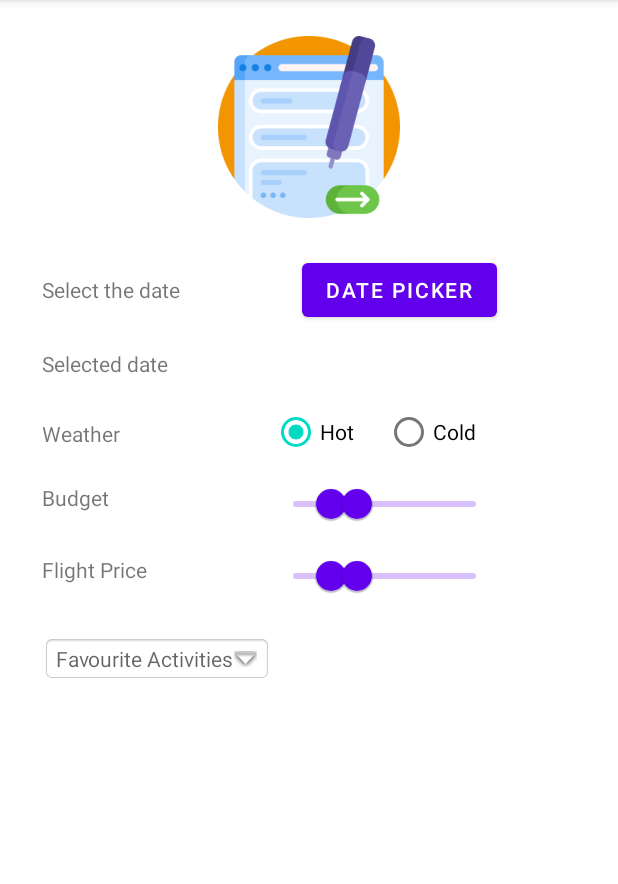
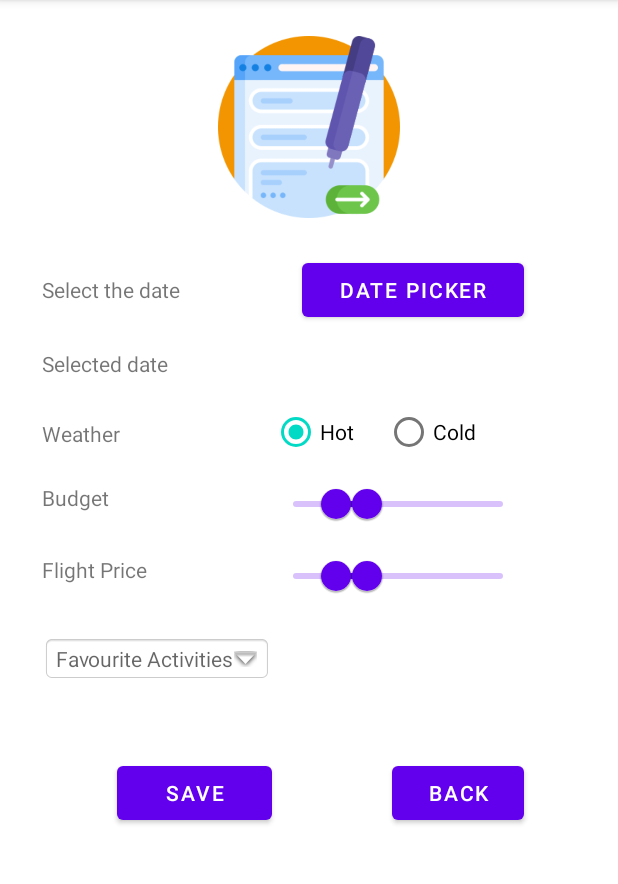
Before and after one commit to viviana-gherasim/VacationApp, an Android app: the Form screen opened directly, with no data from a screen before it, on a phone screen of 412 x 824 dp, the part 84-968 px from its top. Run offline under Robolectric (Android 15) with nearby library versions, the phone set to English and light mode, and no system bars; our stand-ins replace Firebase (no records; nobody signed in at launch, a user with empty details on screens opened directly).

Commit message:
Added 2 buttons in form.

```diff
--- a/app/src/main/java/com/example/vacationapp/Form.java
+++ b/app/src/main/java/com/example/vacationapp/Form.java
@@ -1,14 +1,11 @@
 package com.example.vacationapp;
 
 import android.content.DialogInterface;
+import android.content.Intent;
 import android.os.Bundle;
 import android.view.View;
-import android.widget.AdapterView;
-import android.widget.ArrayAdapter;
 import android.widget.Button;
-import android.widget.Spinner;
 import android.widget.TextView;
-import android.widget.Toast;
 
 import androidx.annotation.Nullable;
 import androidx.appcompat.app.AlertDialog;
@@ -18,9 +15,9 @@ import androidx.core.util.Pair;
 import com.google.android.material.datepicker.MaterialDatePicker;
 import com.google.android.material.datepicker.MaterialPickerOnPositiveButtonClickListener;
 import com.google.android.material.slider.RangeSlider;
+import com.google.firebase.auth.FirebaseAuth;
 
 import java.util.ArrayList;
-import java.util.Collection;
 import java.util.Collections;
 
 public class Form extends AppCompatActivity {
@@ -31,15 +28,24 @@ public class Form extends AppCompatActivity {
     boolean[] selectedActivity;
     ArrayList<Integer> activityList = new ArrayList<>();
     String[] activityArray = {"Visiting Tour", "Skuba Diving", "Relax", "Hiking" };
+    private Button backToMain, saveForm;
 
 
     @Override
-    protected void onCreate(@Nullable Bundle savedInstanceState) {
+    protected void onCreate(Bundle savedInstanceState) {
         super.onCreate(savedInstanceState);
         setContentView(R.layout.formular);
 
         mDatePickerBtn = findViewById(R.id.buttonDatePicker);
         mSelectedDateText = findViewById(R.id.selectedDate);
+
+        saveForm=(Button) findViewById(R.id.saveForm);
+        saveForm.setOnClickListener(this::onClick);
+
+        backToMain=(Button) findViewById(R.id.backToMain);
+        backToMain.setOnClickListener(this::onClick);
+
+
 
         MaterialDatePicker.Builder<Pair<Long, Long>> builder = MaterialDatePicker.Builder.dateRangePicker();
         builder.setTitleText("Select a date");
@@ -127,6 +133,15 @@ public class Form extends AppCompatActivity {
                 builder.show();
             }
         });
-
+    }
+    public void onClick(View v) {
+        switch (v.getId()){
+            case R.id.backToMain:
+                startActivity(new Intent(Form.this,MainMenuActivity.class ));
+                break;
+//            case R.id.saveForm:
+//                startActivity(new Intent(Form.this, ));
+//                break;
+        }
     }
 }
--- a/app/src/main/res/layout/formular.xml
+++ b/app/src/main/res/layout/formular.xml
@@ -1,5 +1,6 @@
 <?xml version="1.0" encoding="utf-8"?>
-<ScrollView xmlns:android="http://schemas.android.com/apk/res/android"
+<ScrollView
+    xmlns:android="http://schemas.android.com/apk/res/android"
     xmlns:tools="http://schemas.android.com/tools"
     android:layout_width="fill_parent"
     android:layout_height="fill_parent"
@@ -185,18 +186,30 @@
                     android:drawableEnd="@android:drawable/arrow_down_float"
                     android:background="@android:drawable/editbox_background"/>
 
-<!--                <Spinner-->
-<!--                    android:id="@+id/spinner"-->
-<!--                    android:layout_width="230dp"-->
-<!--                    android:layout_height="50dp"-->
-<!--                    android:layout_below="@+id/txt"-->
-<!--                    android:spinnerMode="dialog"-->
-<!--                    android:background="@android:drawable/btn_dropdown"-->
-<!--                    android:layout_marginTop="15dp"-->
-<!--                    android:layout_centerHorizontal="true"/>-->
+            </TableRow>
+            <!--//Favourite activities -->
+
+            <TableRow>
+                <Button
+                    android:id="@+id/saveForm"
+                    android:layout_width="wrap_content"
+                    android:layout_height="wrap_content"
+                    android:layout_alignParentBottom="true"
+                    android:layout_centerInParent="true"
+                    android:layout_marginStart="60dp"
+                    android:layout_marginTop="50dp"
+                    android:text="@string/saveFormButton" />
+                <Button
+                    android:id="@+id/backToMain"
+                    android:layout_width="wrap_content"
+                    android:layout_height="wrap_content"
+                    android:layout_alignParentBottom="true"
+                    android:layout_centerInParent="true"
+                    android:layout_marginLeft="80dp"
+                    android:layout_marginTop="50dp"
+                    android:text="@string/backToMain"/>
 
             </TableRow>
-            <!--//Favourite activities -->
 
         </TableLayout>
 
--- a/app/src/main/res/layout/item_file_activities.xml
+++ /dev/null
@@ -1,11 +0,0 @@
-<?xml version="1.0" encoding="utf-8"?>
-<TextView
-    xmlns:android="http://schemas.android.com/apk/res/android"
-    android:layout_width="match_parent"
-    android:layout_height="wrap_content"
-    android:text="A"
-    android:textSize="20dp"
-    android:textColor="#000"
-    android:gravity="center">
-
-</TextView>
--- a/app/src/main/res/values/strings.xml
+++ b/app/src/main/res/values/strings.xml
@@ -23,6 +23,9 @@
     <string name="budget">Budget</string>
     <string name="flightPrice">Flight Price</string>
     <string name="favActivities">Favourite Activities</string>
+    <string name="saveFormButton">Save</string>
+    <string name="backToMain">Back</string>
+
 
     <array name="initial_slider_values">
         <item>2000</item>
```
